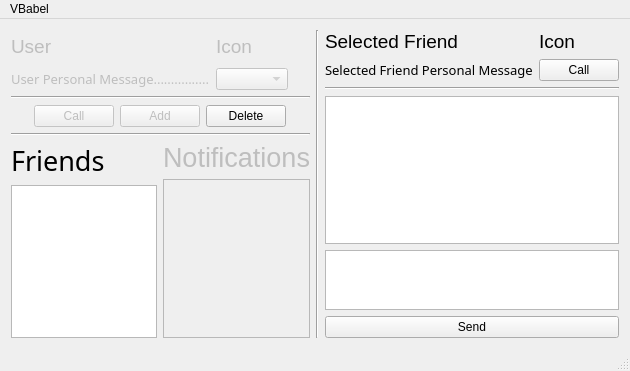
Above: Client/babelVClient/babelVClient/MainWindow.ui from AGuismo/V-and-Co-Babel before the change. Below: the same form after it.
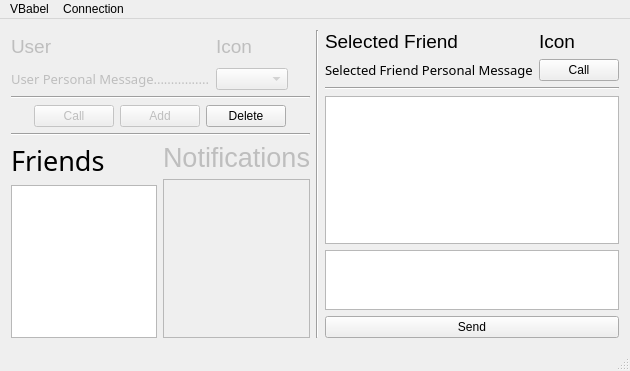
That is the form after the change. Custom widgets are drawn as their Qt base class.

The edit to the form file:
```diff
--- a/Client/babelVClient/babelVClient/MainWindow.ui
+++ b/Client/babelVClient/babelVClient/MainWindow.ui
@@ -370,7 +370,14 @@
      <string>VBabel</string>
     </property>
    </widget>
+   <widget class="QMenu" name="menuConnection">
+    <property name="title">
+     <string>Connection</string>
+    </property>
+    <addaction name="actionConnect"/>
+   </widget>
    <addaction name="menuVBabel"/>
+   <addaction name="menuConnection"/>
   </widget>
   <widget class="QStatusBar" name="statusBar"/>
  </widget>
```
Left out of the diff: 5 changed lines with no effect on the pictures.
